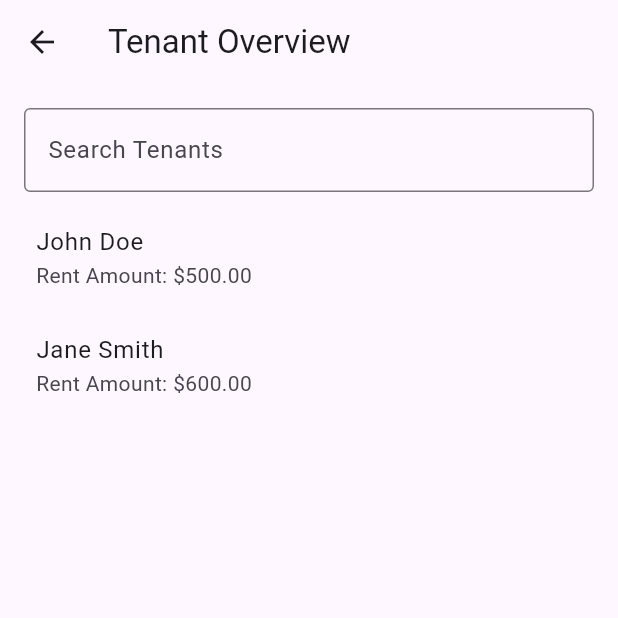
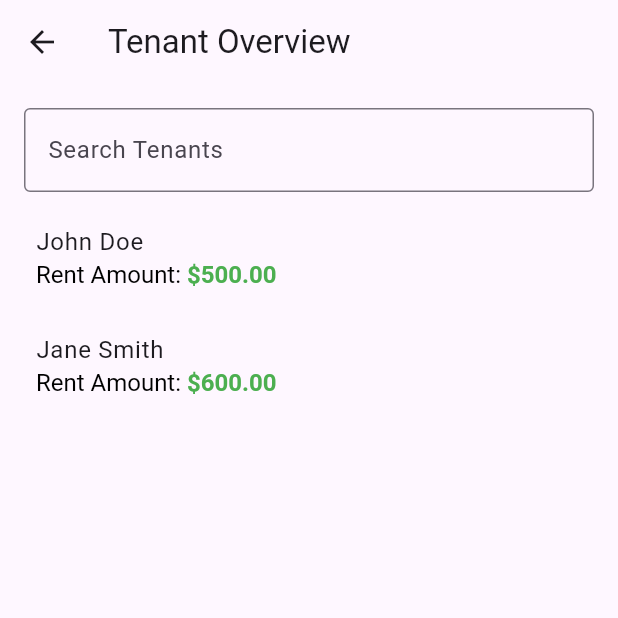
Before and after one commit to Irshad-code/Rent-App, a Flutter app: the TenantOverviewScreen screen opened by its route, on a phone screen of 412 x 824 dp, the top half of it. Run offline on Flutter 3.47's test engine with Material 3 defaults, Android fonts, the phone set to English and light mode, and no system bars.

Commit message:
give green color to the rent number in tenant-overview

```diff
--- a/room_rent_manager/lib/tenant_detail_screen.dart
+++ b/room_rent_manager/lib/tenant_detail_screen.dart
@@ -20,7 +20,6 @@ class _TenantDetailScreenState extends State<TenantDetailScreen> {
     tenant = ModalRoute.of(context)!.settings.arguments as Tenant;
   }
 
-  // ignore: non_constant_identifier_names
   void _PaymentStatus(int month) {
     setState(() {
       // Marking the payment status
--- a/room_rent_manager/lib/tenant_overview_screen.dart
+++ b/room_rent_manager/lib/tenant_overview_screen.dart
@@ -6,23 +6,21 @@ import 'models/tenant.dart';
 class TenantOverviewScreen extends StatefulWidget {
   const TenantOverviewScreen({super.key});
 
-
-  //  TenantOverviewScreen({super.key});
-
   @override
   State<TenantOverviewScreen> createState() => _TenantOverviewScreenState();
 }
 
 class _TenantOverviewScreenState extends State<TenantOverviewScreen> {
-   List<Tenant> tenants = [
+  List<Tenant> tenants = [
     Tenant(number: 1, name: 'John Doe', rent: 500.0, dueAmount: 200.0),
     Tenant(number: 2, name: 'Jane Smith', rent: 600.0, dueAmount: 0.0, isPaid: true),
     // Add more tenants as needed
   ];
-   List<Tenant> filteredTenants = [];
+
+  List<Tenant> filteredTenants = [];
   String searchQuery = '';
 
-    @override
+  @override
   void initState() {
     super.initState();
     filteredTenants = tenants; // Initially show all tenants
@@ -66,12 +64,39 @@ class _TenantOverviewScreenState extends State<TenantOverviewScreen> {
                         final tenant = filteredTenants[index];
                         return ListTile(
                           title: Text(tenant.name),
-                          subtitle: Text('Rent Amount: \$${tenant.rent.toStringAsFixed(2)}'),
-                          onTap: (){
-                                                        // Navigate to TenantDetailScreen when tapped
-                             Navigator.push(context, MaterialPageRoute(builder: (context)=>
-                             const TenantDetailScreen(),
-                             settings: RouteSettings(arguments: tenant)));
+                          subtitle: RichText(
+                            text: TextSpan(
+                              style: const TextStyle(
+                                fontSize: 16, // Default font size for both parts
+                                color: Colors.black, // Default color for the label
+                              ),
+                              children: [
+                                TextSpan(
+                                  text: 'Rent Amount: ',
+                                  style: const TextStyle(
+                                    fontWeight: FontWeight.normal, // Normal weight for the label
+                                    color: Colors.black, // Color for the label
+                                  ),
+                                ),
+                                TextSpan(
+                                  text: '\$${tenant.rent.toStringAsFixed(2)}', // Rent amount
+                                  style: const TextStyle(
+                                    fontWeight: FontWeight.bold, // Bold weight for the amount
+                                    color: Colors.green, // Green color for the amount
+                                  ),
+                                ),
+                              ],
+                            ),
+                          ),
+                          onTap: () {
+                            // Navigate to TenantDetailScreen when tapped
+                            Navigator.push(
+                              context,
+                              MaterialPageRoute(
+                                builder: (context) => const TenantDetailScreen(),
+                                settings: RouteSettings(arguments: tenant),
+                              ),
+                            );
                           },
                         );
                       },
```
